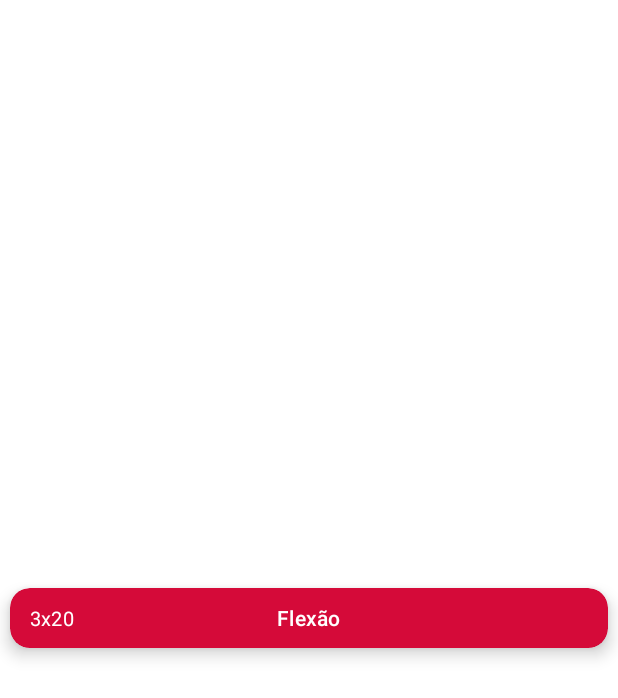
After one commit to PauloSergioPK/Treino-de-Bolso, an Android app: the layout list_item_exercise.xml on its own in the app's theme, with its tools: preview values and no code run, on a phone screen of 412 x 824 dp. The commit adds this screen. Shown: the top 698 px of the screen. Run offline under Robolectric (Android 15) with nearby library versions, the phone set to English and light mode, and no system bars.

Commit message:
terminada feature de visualizar treinos

```diff
--- a/TreinodeBolso/app/build.gradle.kts
+++ b/TreinodeBolso/app/build.gradle.kts
@@ -99,6 +99,8 @@ dependencies {
     implementation("androidx.navigation:navigation-fragment-ktx:2.3.4")
     implementation("androidx.navigation:navigation-ui-ktx:2.3.4")
     implementation("com.github.skydoves:powerspinner:1.1.7")
+    implementation ("com.pierfrancescosoffritti.androidyoutubeplayer:core:10.0.5")
+
 
     kapt("com.github.bumptech.glide:compiler:4.11.0")
 
--- a/TreinodeBolso/app/src/main/AndroidManifest.xml
+++ b/TreinodeBolso/app/src/main/AndroidManifest.xml
@@ -20,6 +20,7 @@
         </activity>
         <activity android:name=".ui.activities.setup.SyncDataActivity"/>
         <activity android:name=".ui.activities.exercices.ExerciseActivity"/>
+        <activity android:name=".ui.activities.exercices.ExerciseDetailsActivity"/>
     </application>
 
 </manifest>
--- a/TreinodeBolso/app/src/main/java/com/karasdecc/treinodebolso/models/Exercise.kt
+++ b/TreinodeBolso/app/src/main/java/com/karasdecc/treinodebolso/models/Exercise.kt
@@ -1,6 +1,7 @@
 package com.karasdecc.treinodebolso.models
 
 import com.google.firebase.firestore.Exclude
+import java.io.Serializable
 
 data class Exercise(
     @Exclude @set:Exclude @get:Exclude var id: String = "",
@@ -11,5 +12,5 @@ data class Exercise(
     @Exclude @set:Exclude var video: String = "",
     @Exclude @set:Exclude var specification: String = "",
     @Exclude @set:Exclude var description: String = "",
-) {
+) : Serializable{
 }
--- a/TreinodeBolso/app/src/main/java/com/karasdecc/treinodebolso/models/Training.kt
+++ b/TreinodeBolso/app/src/main/java/com/karasdecc/treinodebolso/models/Training.kt
@@ -2,12 +2,13 @@ package com.karasdecc.treinodebolso.models
 
 import com.google.firebase.firestore.DocumentReference
 import com.google.firebase.firestore.Exclude
+import java.io.Serializable
 
 data class Training(
     @Exclude @set:Exclude var img: String = "",
     @Exclude @set:Exclude var title: String = "",
     @Transient var exercises: List<DocumentReference?> = listOf(),
     @Exclude @set:Exclude var exercisesList : List<Exercise> = listOf()
-) {
+) : Serializable {
 
 }
--- a/TreinodeBolso/app/src/main/res/layout/activity_exercicio.xml
+++ /dev/null
@@ -1,6 +0,0 @@
-<?xml version="1.0" encoding="utf-8"?>
-<androidx.constraintlayout.widget.ConstraintLayout
-    xmlns:android="http://schemas.android.com/apk/res/android" android:layout_width="match_parent"
-    android:layout_height="match_parent">
-
-</androidx.constraintlayout.widget.ConstraintLayout>
--- /dev/null
+++ b/TreinodeBolso/app/src/main/res/layout/list_item_exercise.xml
@@ -0,0 +1,44 @@
+<?xml version="1.0" encoding="utf-8"?>
+<androidx.constraintlayout.widget.ConstraintLayout
+    xmlns:android="http://schemas.android.com/apk/res/android"
+    xmlns:app="http://schemas.android.com/apk/res-auto"
+    xmlns:tools="http://schemas.android.com/tools"
+    android:layout_width="match_parent"
+    android:layout_height="match_parent">
+
+    <com.google.android.material.card.MaterialCardView
+        android:id="@+id/exerciseCard"
+        android:layout_width="match_parent"
+        android:layout_height="@dimen/bigger_margin"
+        app:layout_constraintBottom_toBottomOf="parent"
+        app:layout_constraintEnd_toEndOf="parent"
+        app:layout_constraintStart_toStartOf="parent"
+        app:layout_constraintTop_toTopOf="parent"
+        app:cardCornerRadius="@dimen/default_margin"
+        app:cardBackgroundColor="@color/colorPrimary"
+        android:layout_margin="@dimen/small_margin"
+        app:cardElevation="@dimen/small_margin">
+
+        <androidx.appcompat.widget.AppCompatTextView
+            android:id="@+id/exerciseTitle"
+            android:layout_width="wrap_content"
+            android:layout_height="wrap_content"
+            tools:text="Flexão"
+            android:layout_gravity="center"
+            style="@style/TextAppearance.AppTheme.Headline6"
+            android:textColor="@color/colorSurface"
+            />
+
+        <androidx.appcompat.widget.AppCompatTextView
+            android:id="@+id/exerciseReps"
+            android:layout_width="wrap_content"
+            android:layout_height="wrap_content"
+            android:layout_gravity="start|center_vertical"
+            tools:text="3x20"
+            android:textColor="@color/colorSurface"
+            android:layout_marginStart="@dimen/default_margin"
+            style="@style/TextAppearance.AppTheme.Subtitle1"/>
+
+    </com.google.android.material.card.MaterialCardView>
+
+</androidx.constraintlayout.widget.ConstraintLayout>
```
Also changed, not shown: TreinodeBolso/app/src/main/java/com/karasdecc/treinodebolso/adapter/ExerciseDetailsImagesAdapter.kt (added, +37 -0 lines), TreinodeBolso/app/src/main/java/com/karasdecc/treinodebolso/adapter/ExercisesAdapter.kt (added, +42 -0 lines), TreinodeBolso/app/src/main/java/com/karasdecc/treinodebolso/ui/activities/exercices/ExerciseActivity.kt (+39 -2 lines), TreinodeBolso/app/src/main/java/com/karasdecc/treinodebolso/ui/activities/exercices/ExerciseDetailsActivity.kt (added, +96 -0 lines), TreinodeBolso/app/src/main/java/com/karasdecc/treinodebolso/ui/fragments/main/TrainingFragment.kt (+3 -8 lines), TreinodeBolso/app/src/main/java/com/karasdecc/treinodebolso/vh/ExerciseViewHolder.kt (added, +20 -0 lines), TreinodeBolso/app/src/main/res/layout/activity_exercice.xml (added, +37 -0 lines), TreinodeBolso/app/src/main/res/layout/activity_exercise_details.xml (added, +115 -0 lines), TreinodeBolso/app/src/main/res/layout/list_item_exercise_image.xml (added, +9 -0 lines), TreinodeBolso/app/src/main/res/values/strings.xml (+7 -0 lines).
